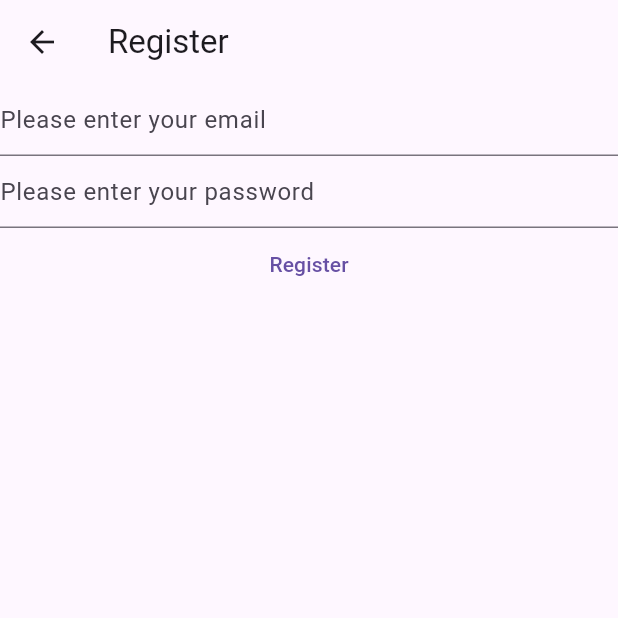
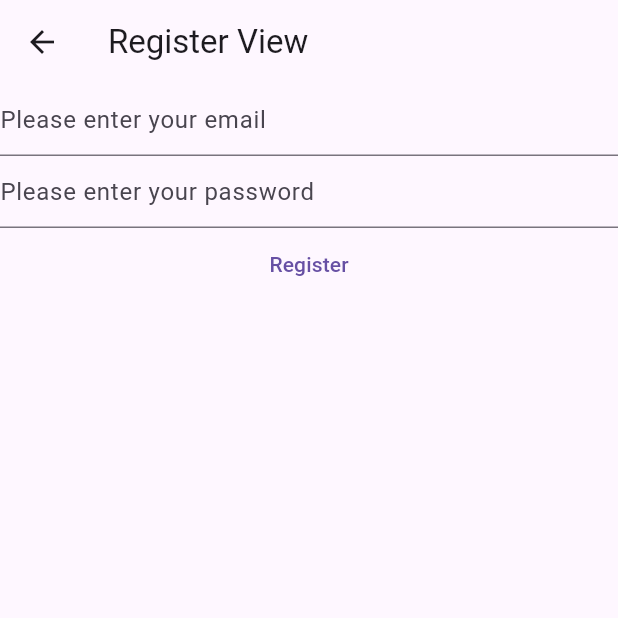
Before and after one commit to Adii2202/Flutter-auth, a Flutter app: the RegisterView screen opened directly, on a phone screen of 412 x 824 dp, the top half of it. Run offline on Flutter 3.47's test engine with Material 3 defaults, Android fonts, the phone set to English and light mode, and no system bars; our stand-ins replace firebase_auth, firebase_core; accounts and stored records are empty.

```diff
--- a/lib/views/register_view.dart
+++ b/lib/views/register_view.dart
@@ -1,7 +1,5 @@
 import 'package:firebase_auth/firebase_auth.dart';
-import 'package:firebase_core/firebase_core.dart';
 import 'package:flutter/material.dart';
-import 'package:mynotes/firebase_options.dart';
 
 class RegisterView extends StatefulWidget {
   const RegisterView({super.key});
@@ -32,32 +30,25 @@ class _RegisterViewState extends State<RegisterView> {
   Widget build(BuildContext context) {
     return Scaffold(
       appBar: AppBar(
-        title: const Text('Register'),
+        title: const Text('Register View'),
       ),
-      body: FutureBuilder(
-        future: Firebase.initializeApp(
-          options: DefaultFirebaseOptions.currentPlatform,
-        ),
-        builder: (context, snapshot) {
-          switch (snapshot.connectionState) {
-            case ConnectionState.done:
-              return Column(
+      body: Column(
         children: [
           TextField(
             controller: _email,
             enableSuggestions: false,
             autocorrect: false,
             keyboardType: TextInputType.emailAddress,
-                    decoration: const InputDecoration(
-                        hintText: 'Please enter your email'),
+            decoration:
+                const InputDecoration(hintText: 'Please enter your email'),
           ),
           TextField(
             controller: _password,
             obscureText: true,
             enableSuggestions: false,
             autocorrect: false,
-                    decoration: const InputDecoration(
-                        hintText: 'Please enter your password'),
+            decoration:
+                const InputDecoration(hintText: 'Please enter your password'),
           ),
           TextButton(
             onPressed: () async {
@@ -81,11 +72,6 @@ class _RegisterViewState extends State<RegisterView> {
             child: const Text('Register'),
           ),
         ],
-              );
-            default:
-              return const Text('Loading...');
-          }
-        },
       ),
     );
   }
```
Also changed, not shown: lib/main.dart (+33 -7 lines), lib/views/login_view.dart (+12 -25 lines). Lines whose indentation alone changed are shown as unchanged.
